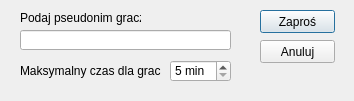
First picture: the form in ModulLobby/dialogwyslijzaproszenie.ui, repository KFlaga/szachyqt, before the edit.
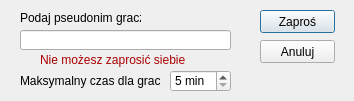
Second picture: the form after the edit.

The edit to the form file:
```diff
--- a/ModulLobby/dialogwyslijzaproszenie.ui
+++ b/ModulLobby/dialogwyslijzaproszenie.ui
@@ -78,7 +78,7 @@
    <property name="geometry">
     <rect>
      <x>20</x>
-     <y>60</y>
+     <y>70</y>
      <width>141</width>
      <height>21</height>
     </rect>
@@ -94,7 +94,7 @@
    <property name="geometry">
     <rect>
      <x>170</x>
-     <y>60</y>
+     <y>70</y>
      <width>61</width>
      <height>22</height>
     </rect>
@@ -112,6 +112,56 @@
     <number>5</number>
    </property>
   </widget>
+  <widget class="QLabel" name="labelBlad">
+   <property name="geometry">
+    <rect>
+     <x>40</x>
+     <y>50</y>
+     <width>181</width>
+     <height>20</height>
+    </rect>
+   </property>
+   <property name="palette">
+    <palette>
+     <active>
+      <colorrole role="WindowText">
+       <brush brushstyle="SolidPattern">
+        <color alpha="255">
+         <red>170</red>
+         <green>0</green>
+         <blue>0</blue>
+        </color>
+       </brush>
+      </colorrole>
+     </active>
+     <inactive>
+      <colorrole role="WindowText">
+       <brush brushstyle="SolidPattern">
+        <color alpha="255">
+         <red>170</red>
+         <green>0</green>
+         <blue>0</blue>
+        </color>
+       </brush>
+      </colorrole>
+     </inactive>
+     <disabled>
+      <colorrole role="WindowText">
+       <brush brushstyle="SolidPattern">
+        <color alpha="255">
+         <red>120</red>
+         <green>120</green>
+         <blue>120</blue>
+        </color>
+       </brush>
+      </colorrole>
+     </disabled>
+    </palette>
+   </property>
+   <property name="text">
+    <string>Nie możesz zaprosić siebie</string>
+   </property>
+  </widget>
  </widget>
  <tabstops>
   <tabstop>leNick</tabstop>
```
Left out of the diff: 51 changed lines with no effect on the pictures.
